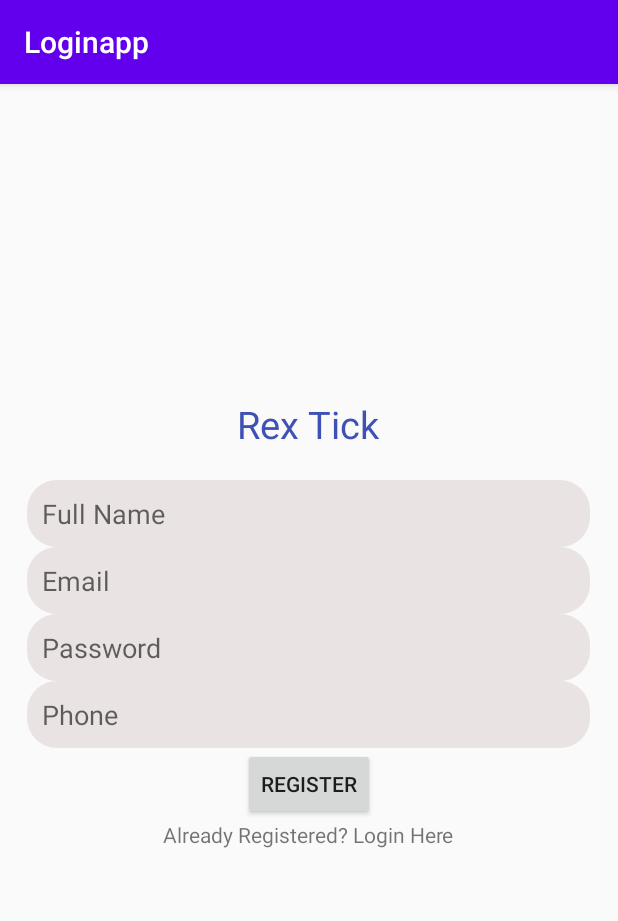
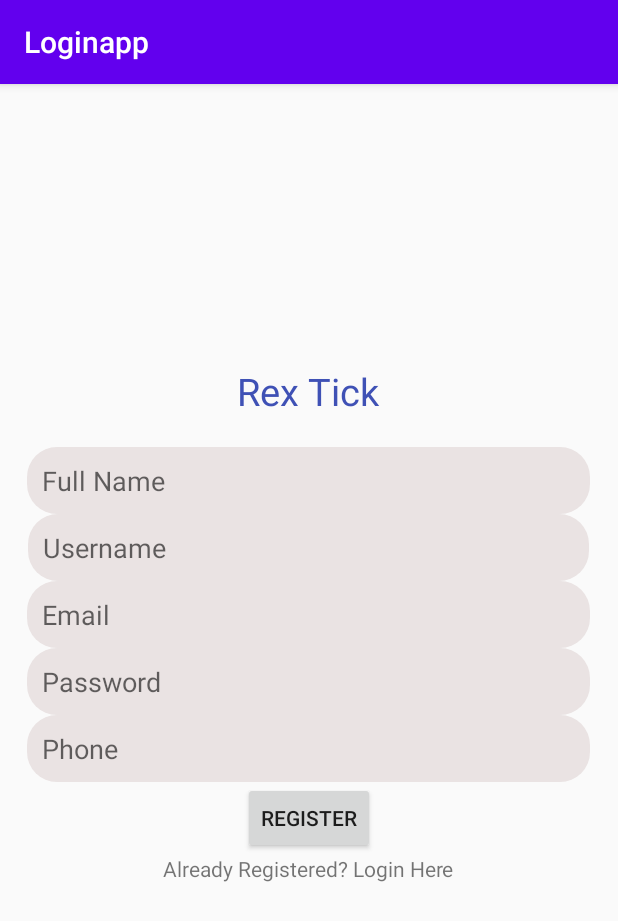
Before and after one commit to Tyler2517/Loginapp3, an Android app: the screen it shows after launch (Register), after a tap on "New Here? Register Here", on a phone screen of 412 x 824 dp. Shown: the top 921 px of the screen. Run offline under Robolectric (Android 15) with nearby library versions, the phone set to English and light mode, and no system bars; our stand-ins replace Firebase (no records; nobody signed in at launch, a user with empty details on screens opened directly); Roboto replaces fonts that are not available here.

Commit message:
username

```diff
--- a/app/src/main/java/com/example/loginapp/Register.java
+++ b/app/src/main/java/com/example/loginapp/Register.java
@@ -28,7 +28,7 @@ import java.util.Map;
 
 public class Register extends AppCompatActivity {
 
-    EditText mName, mEmail, mPassword, mPhone;
+    EditText mName, mEmail, mPassword, mPhone, mUsername;
     Button mRegisterBtn;
     TextView mLoginBtn;
     FirebaseAuth fAuth;
@@ -47,6 +47,7 @@ public class Register extends AppCompatActivity {
         mPhone = findViewById(R.id.phone);
         mRegisterBtn = findViewById(R.id.registerBtn);
         mLoginBtn = findViewById(R.id.createText);
+        mUsername = findViewById(R.id.username);
 
         fAuth = FirebaseAuth.getInstance();
         progressBar = findViewById(R.id.progressBar);
@@ -63,13 +64,14 @@ public class Register extends AppCompatActivity {
                 String password = mPassword.getText().toString().trim();
                 String fullName = mName.getText().toString();
                 String phone    = mPhone.getText().toString();
+                String username = mUsername.getText().toString();
                 rootNode = FirebaseDatabase.getInstance();
                 reference = rootNode.getReference("User");
 
 
-                UserHelperClass helperClass = new UserHelperClass(fullName, email, phone, password);
+                UserHelperClass helperClass = new UserHelperClass(fullName, email, phone, password, username);
 
-                reference.child(fullName).setValue(helperClass);
+                reference.child(username).setValue(helperClass);
 
                 if(TextUtils.isEmpty(email)) {
                     mEmail.setError("Email is Required.");
--- a/app/src/main/res/layout/activity_register.xml
+++ b/app/src/main/res/layout/activity_register.xml
@@ -29,6 +29,16 @@
         android:layout_height="wrap_content"
         android:background="@drawable/input_text"
         android:hint="Full Name"
+        android:padding="10dp"
+        tools:layout_editor_absoluteX="18dp"
+        tools:layout_editor_absoluteY="230dp" />
+
+    <EditText
+        android:id="@+id/username"
+        android:layout_width="374dp"
+        android:layout_height="wrap_content"
+        android:background="@drawable/input_text"
+        android:hint="Username"
         android:padding="10dp"
         tools:layout_editor_absoluteX="18dp"
         tools:layout_editor_absoluteY="230dp" />
```
Also changed, not shown: app/src/main/java/com/example/loginapp/UserHelperClass.java (+11 -2 lines).
